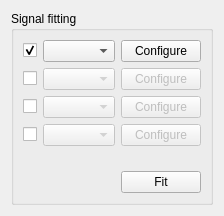
Before: the Qt Designer form gui/ui/fitpanel.ui in syncope/adapt, drawn with Qt 5.
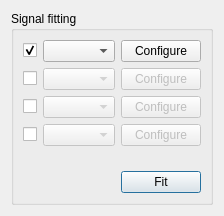
After: the same form once the commit is applied.

Commit message: + set default focus for all gui elements in the ui file

Patch:
```diff
--- a/gui/ui/fitpanel.ui
+++ b/gui/ui/fitpanel.ui
@@ -215,6 +215,9 @@
             <property name="text">
              <string>Fit</string>
             </property>
+            <property name="default">
+             <bool>true</bool>
+            </property>
            </widget>
           </item>
          </layout>
```
The commit also changes 8 other files.
